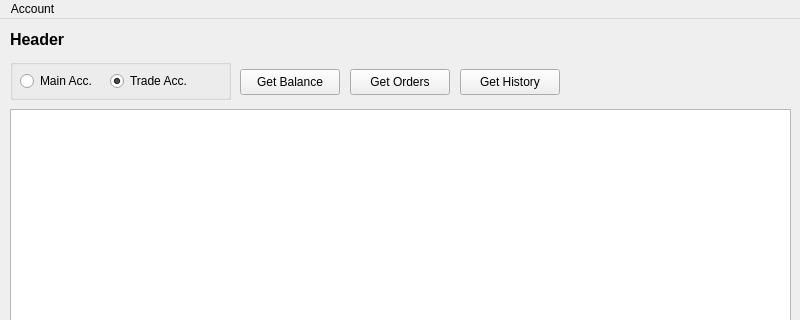
Qt form QDesign/main_iface.ui (avof23/OKXTrade) before a commit; both pictures show x 0 to 800 and y 0 to 320 of the 800 by 598 pixel window.
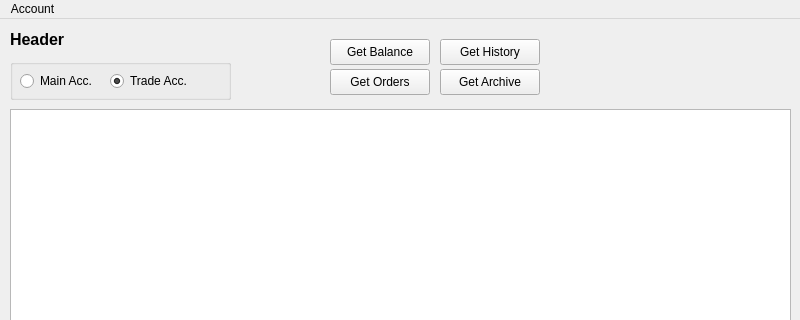
The same form after that commit. Icons and pictures are not drawn.

Commit message: history and archive orders

The edit to the form file:
```diff
--- a/QDesign/main_iface.ui
+++ b/QDesign/main_iface.ui
@@ -26,7 +26,7 @@
      <rect>
       <x>10</x>
       <y>10</y>
-      <width>781</width>
+      <width>311</width>
       <height>21</height>
      </rect>
     </property>
@@ -43,8 +43,8 @@
    <widget class="QPushButton" name="btn_getbal">
     <property name="geometry">
      <rect>
-      <x>240</x>
-      <y>50</y>
+      <x>330</x>
+      <y>20</y>
       <width>100</width>
       <height>26</height>
      </rect>
@@ -60,7 +60,7 @@
    <widget class="QPushButton" name="btn_getord">
     <property name="geometry">
      <rect>
-      <x>350</x>
+      <x>330</x>
       <y>50</y>
       <width>100</width>
       <height>26</height>
@@ -392,11 +392,24 @@
      </property>
     </widget>
    </widget>
+   <widget class="QPushButton" name="btn_archive">
+    <property name="geometry">
+     <rect>
+      <x>440</x>
+      <y>50</y>
+      <width>100</width>
+      <height>26</height>
+     </rect>
+    </property>
+    <property name="text">
+     <string>Get Archive</string>
+    </property>
+   </widget>
    <widget class="QPushButton" name="btn_history">
     <property name="geometry">
      <rect>
-      <x>460</x>
-      <y>50</y>
+      <x>440</x>
+      <y>20</y>
       <width>100</width>
       <height>26</height>
      </rect>
```
The commit also changes 3 other files.
